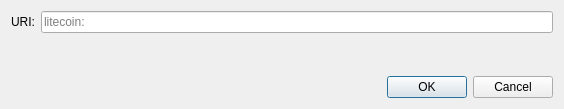
Old version of the form src/qt/forms/openuridialog.ui in the repository ChePayHQ/ChePayHQ.
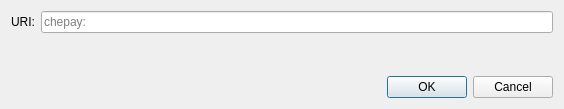
New version of the form. Custom widgets are drawn as their Qt base class.

Patch:
```diff
--- a/src/qt/forms/openuridialog.ui
+++ b/src/qt/forms/openuridialog.ui
@@ -26,7 +26,7 @@
      <item>
       <widget class="QValidatedLineEdit" name="uriEdit">
        <property name="placeholderText">
-        <string notr="true">litecoin:</string>
+        <string notr="true">chepay:</string>
        </property>
       </widget>
      </item>
```
Left out of the diff: 2 changed lines with no effect on the pictures.
